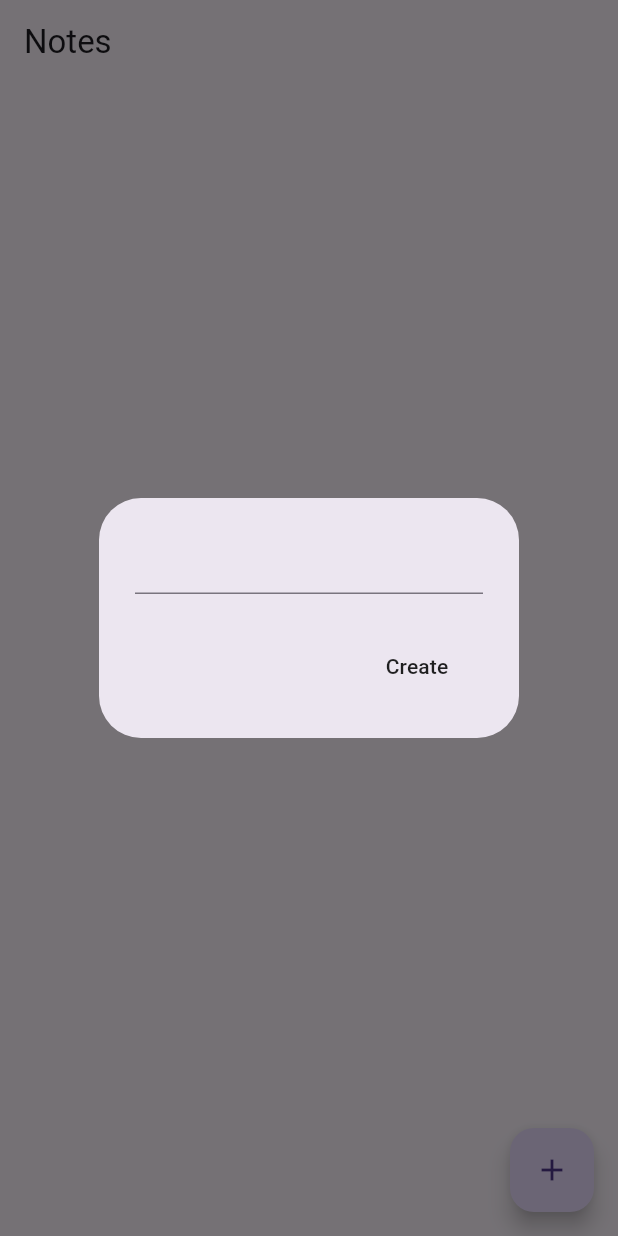
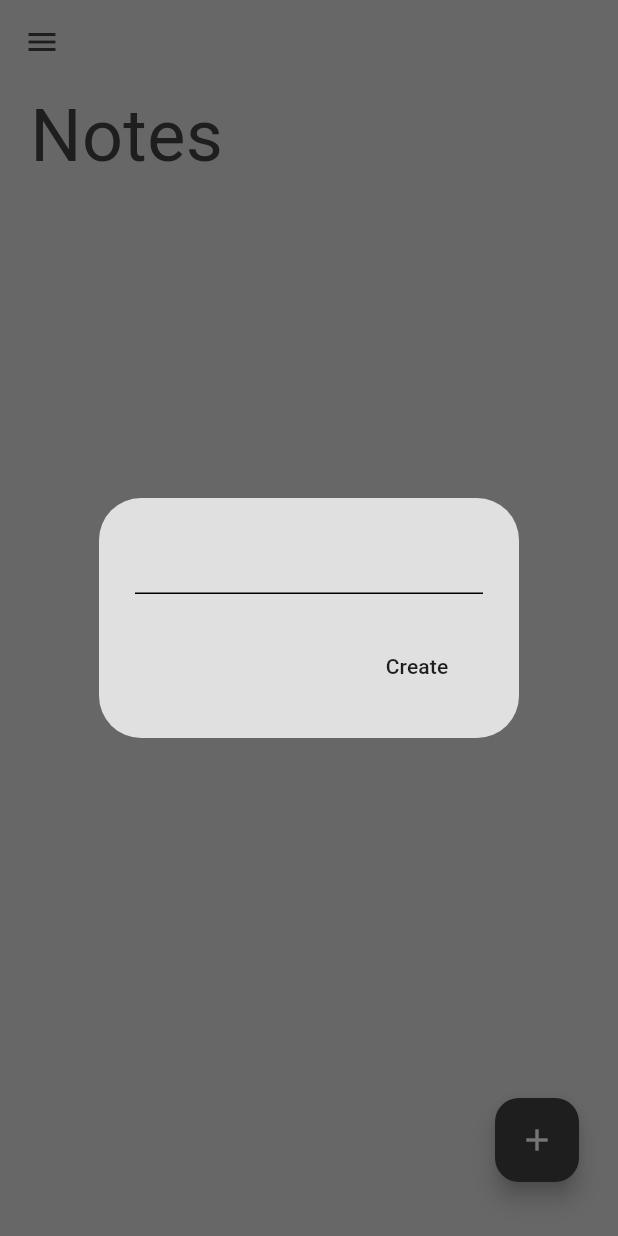
Before and after one commit to Noufall90/FocusNote, a Flutter app: the screen it shows after launch, after a tap on the "add" icon, on a phone screen of 412 x 824 dp. Run offline on Flutter 3.47's test engine with Material 3 defaults, Android fonts, the phone set to English and light mode, and no system bars; our stand-ins replace google_fonts, isar; accounts and stored records are empty; generated files the repository leaves out were written again.

```diff
--- a/focusnote_app/lib/Pages/note_page.dart
+++ b/focusnote_app/lib/Pages/note_page.dart
@@ -2,6 +2,8 @@ import 'package:flutter/material.dart';
 import 'package:focusnote_app/Model/note.dart';
 import 'package:focusnote_app/Model/note_database.dart';
 import 'package:provider/provider.dart';
+import 'package:google_fonts/google_fonts.dart';
+
 
 class NotePage extends StatefulWidget {
   const NotePage({super.key});
@@ -98,30 +100,74 @@ class _NotePageState extends State<NotePage>
   {
     final noteDatabase = context.watch<NoteDatabase>();
 
-    return Scaffold(
-      appBar: AppBar(title: const Text('Notes')),
-      floatingActionButton: FloatingActionButton(
+    return Scaffold
+    (
+      appBar: AppBar
+      (
+        elevation: 0,
+        backgroundColor: Colors.transparent,
+        foregroundColor: Theme.of(context).colorScheme.inversePrimary,
+      ),
+      backgroundColor: Theme.of(context).colorScheme.surface,
+
+      // BUTTON ADD NOTE
+      floatingActionButton: Padding(
+        padding: const EdgeInsets.only(bottom: 20.0, right: 10.0), // jarak dari bawah
+        child: FloatingActionButton(
           onPressed: createNote,
-        child: const Icon(Icons.add),
+          backgroundColor: Theme.of(context).colorScheme.inversePrimary,
+          child: const Icon(Icons.add, color: Colors.white),
         ),
-      body: ListView.builder(
+      ),
+
+      drawer: Drawer(),
+      body: Column
+      (
+        crossAxisAlignment: CrossAxisAlignment.start,
+        children:
+        [
+          // HEADING
+          Padding
+          (
+            padding: const EdgeInsets.only(left: 20.0),
+            child: Text('Notes', style: GoogleFonts.dmSerifText
+            (
+              fontSize : 48,
+              color: Theme.of(context).colorScheme.inversePrimary,
+            ),
+            ),
+          ),
+
+
+
+          // LIST NOTE
+          Expanded
+          (
+            child: ListView.builder
+            (
               itemCount: noteDatabase.currentNote.length,
-        itemBuilder: (context, index) {
+              itemBuilder: (context, index)
+              {
                 final note = noteDatabase.currentNote[index];
 
-          return ListTile(
+                return ListTile
+                (
                   title: Text(note.text),
-            trailing: Row(
+                  trailing: Row
+                  (
                     mainAxisSize: MainAxisSize.min,
-              children: [
+                    children:
+                    [
                       // edit button
-                IconButton(
+                      IconButton
+                      (
                         onPressed: () => updateNote(note),
                         icon: const Icon(Icons.edit),
                       ),
 
                       // delete button
-                IconButton(
+                      IconButton
+                      (
                         onPressed: () => deleteNote(note.id),
                         icon: const Icon(Icons.delete),
                       ),
@@ -129,6 +175,9 @@ class _NotePageState extends State<NotePage>
                   ),
                 );
               },
+            )
+          )
+        ],
       ),
     );
   }
--- a/focusnote_app/lib/main.dart
+++ b/focusnote_app/lib/main.dart
@@ -1,19 +1,22 @@
 import 'package:flutter/material.dart';
 import 'package:focusnote_app/Model/note_database.dart';
+import 'package:focusnote_app/Tema/theme_provide.dart';
 import 'package:provider/provider.dart';
 import 'Pages/note_page.dart';
-
 
 void main() async {
   WidgetsFlutterBinding.ensureInitialized();
   await NoteDatabase.initialize();
 
   runApp(
-    ChangeNotifierProvider(
-      create: (context) => NoteDatabase(),
+    MultiProvider(
+      providers: [
+        ChangeNotifierProvider(create: (context) => NoteDatabase()),
+        ChangeNotifierProvider(create: (context) => ThemeProvide()),
+      ],
       child: const MyApp(),
-      )
-    );
+    ),
+  );
 }
 
 class MyApp extends StatelessWidget {
@@ -23,7 +26,8 @@ class MyApp extends StatelessWidget {
   Widget build(BuildContext context) {
     return MaterialApp(
       debugShowCheckedModeBanner: false,
-      home: NotePage(),
+      home: const NotePage(),
+      theme: context.watch<ThemeProvide>().themeData, // lebih clean
     );
   }
 }
--- a/focusnote_app/pubspec.yaml
+++ b/focusnote_app/pubspec.yaml
@@ -30,6 +30,7 @@ environment:
 dependencies:
   flutter:
     sdk: flutter
+  google_fonts: ^6.2.1
 
   # The following adds the Cupertino Icons font to your application.
   # Use with the CupertinoIcons class for iOS style icons.
```
Also changed, not shown: focusnote_app/pubspec.lock, 1 other file. Lines whose indentation alone changed are shown as unchanged.
